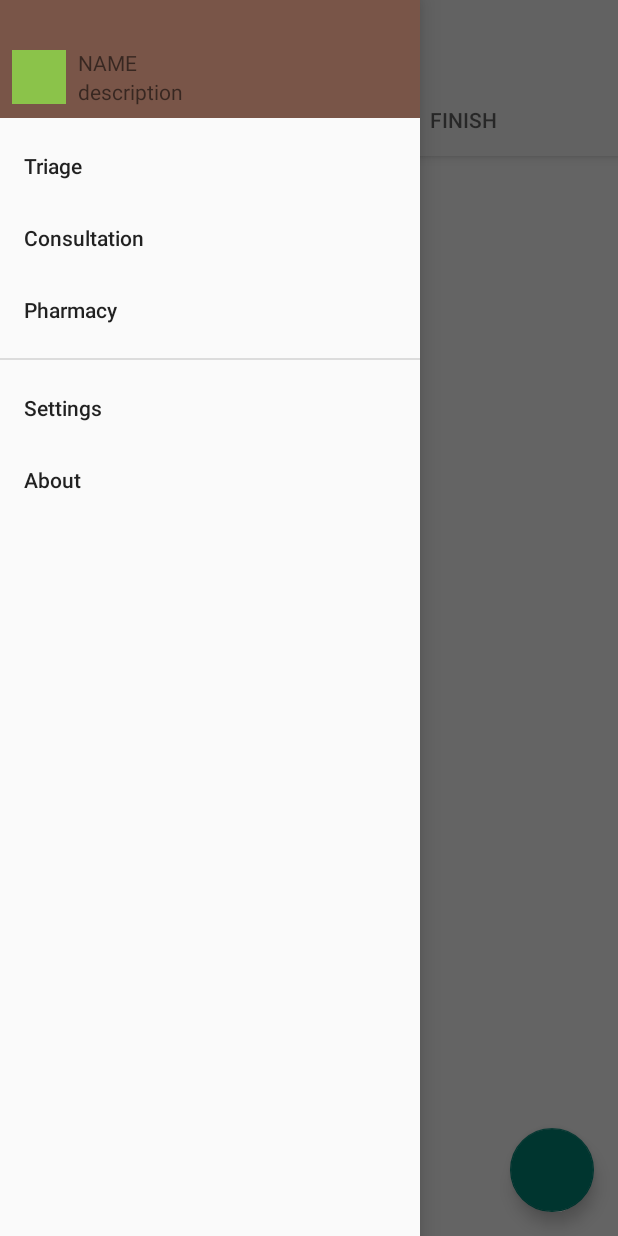
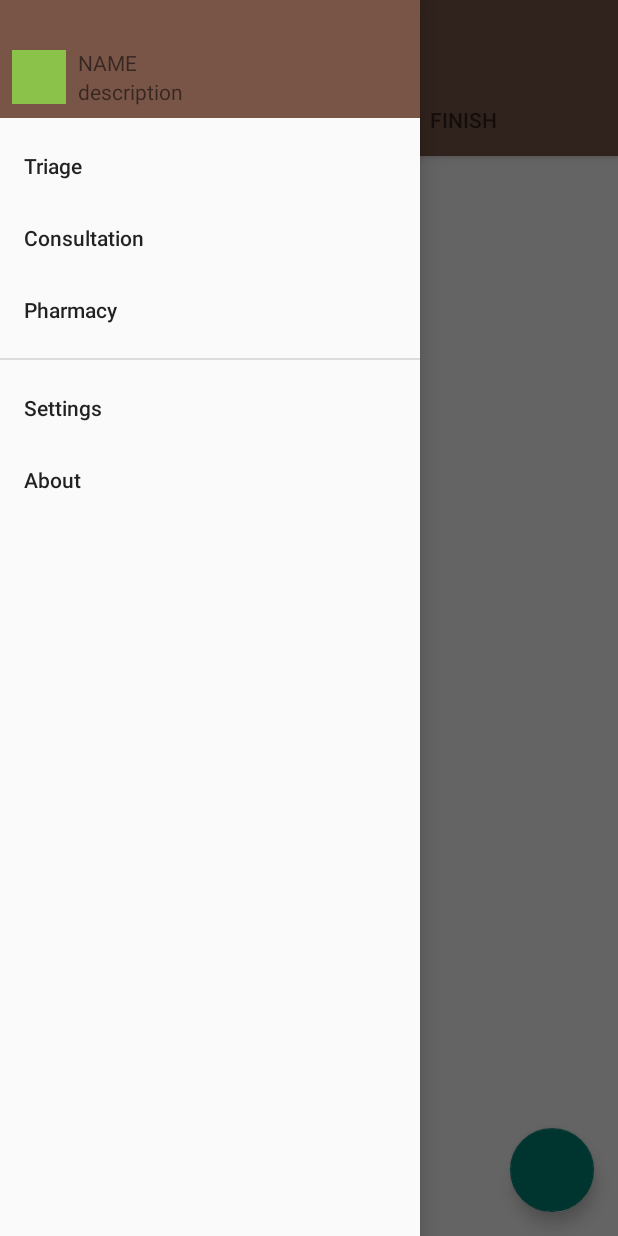
Before and after one commit to hkust1516csefyp43/ehr-android, an Android app: the screen it shows after launch (MainActivity), with the side drawer open, on a phone screen of 412 x 824 dp. Run offline under Robolectric (Android 15) with nearby library versions, the phone set to English and light mode, and no system bars; libraries missing offline, so code that uses them is left out: com.melnykov.fab; plain views replace FloatingActionButton; 2 statements that could not run were skipped.

Commit message:
Fix: [MainActivity] color added

```diff
--- a/app/src/main/java/io/github/louistsaitszho/ehrtesting/MainActivity.java
+++ b/app/src/main/java/io/github/louistsaitszho/ehrtesting/MainActivity.java
@@ -3,8 +3,12 @@ package io.github.louistsaitszho.ehrtesting;
 import android.os.Bundle;
 import android.support.design.widget.TabLayout;
 import android.support.v7.app.AppCompatActivity;
+import android.support.v7.widget.RecyclerView;
+import android.support.v7.widget.Toolbar;
 import android.view.Menu;
 import android.view.MenuItem;
+
+import com.melnykov.fab.FloatingActionButton;
 
 public class MainActivity extends AppCompatActivity {
 
@@ -12,9 +16,22 @@ public class MainActivity extends AppCompatActivity {
     protected void onCreate(Bundle savedInstanceState) {
         super.onCreate(savedInstanceState);
         setContentView(R.layout.activity_main);
+
+        Toolbar tb = (Toolbar) findViewById(R.id.toolbar);
+        tb.setTitle(R.string.triage);
+        tb.setBackgroundColor(getResources().getColor(R.color.primary_color));
+        tb.setCollapsible(true);
+        tb.setSubtitle("Village name"); //TODO get it dynamically
+
         TabLayout tl = (TabLayout) findViewById(R.id.tablayout);
         tl.addTab(tl.newTab().setText(R.string.queue));
         tl.addTab(tl.newTab().setText(R.string.finished));
+        tl.setBackgroundColor(getResources().getColor(R.color.primary_color));
+
+        //Attach FAB to Recycler View to enable auto hide
+        RecyclerView rv = (RecyclerView) findViewById(R.id.recyclerview);
+        FloatingActionButton fab = (FloatingActionButton) findViewById(R.id.floatingactionbutton);
+        fab.attachToRecyclerView(rv);
 
     }
 
--- a/app/src/main/res/layout/activity_main.xml
+++ b/app/src/main/res/layout/activity_main.xml
@@ -10,6 +10,7 @@
         android:layout_height="match_parent">
 
         <android.support.v7.widget.RecyclerView
+            android:id="@+id/recyclerview"
             android:layout_width="match_parent"
             android:layout_height="match_parent"/>
 
@@ -31,11 +32,20 @@
 
         </android.support.design.widget.AppBarLayout>
 
+        <android.support.v4.view.ViewPager
+            android:id="@+id/viewpager"
+            android:layout_width="match_parent"
+            android:layout_height="match_parent"/>
+
+        <!-- TODO move FAB within a fragment -->
         <com.melnykov.fab.FloatingActionButton
+            android:id="@+id/floatingactionbutton"
             android:layout_width="wrap_content"
             android:layout_height="wrap_content"
             android:layout_gravity="bottom|right"
-            android:layout_margin="16dp"/>
+            android:layout_margin="16dp"
+            app:fab_colorNormal="@color/primary_color"
+            app:fab_colorPressed="@color/primary_light_color"/>
 
     </android.support.design.widget.CoordinatorLayout>
 
```
